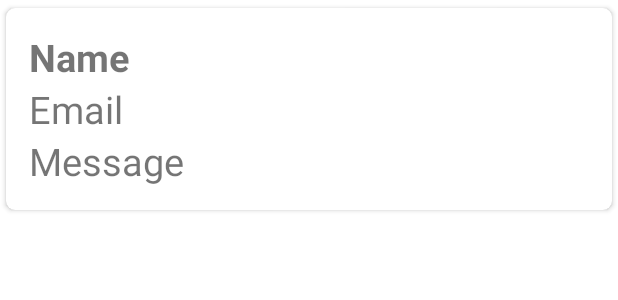
After one commit to IT20609030-Manisha/MADD_KDY_2022_WD01, an Android app: the layout feedback_item.xml on its own in the app's theme, with its tools: preview values and no code run, on a phone screen of 412 x 824 dp. The commit adds this screen. Shown: the top 300 px of the screen. Run offline under Robolectric (Android 15) with nearby library versions, the phone set to English and light mode, and no system bars.

Commit message:
Feedback - insert & display

```diff
--- /dev/null
+++ b/app/src/main/res/layout/feedback_item.xml
@@ -0,0 +1,43 @@
+<?xml version="1.0" encoding="utf-8"?>
+<androidx.cardview.widget.CardView xmlns:android="http://schemas.android.com/apk/res/android"
+    android:layout_width="match_parent"
+    android:layout_height="wrap_content"
+    xmlns:app="http://schemas.android.com/apk/res-auto"
+    app:cardCornerRadius="6dp"
+    android:elevation="6dp"
+    app:cardUseCompatPadding="true">
+
+    <RelativeLayout
+        android:layout_width="match_parent"
+        android:layout_height="wrap_content"
+        android:padding="15dp">
+
+        <TextView
+            android:id="@+id/txtName"
+            android:layout_width="match_parent"
+            android:layout_height="wrap_content"
+            android:text="Name"
+            android:textSize="25sp"
+            android:textStyle="bold" />
+
+        <TextView
+            android:layout_width="match_parent"
+            android:layout_height="wrap_content"
+            android:id="@+id/txtEmail"
+            android:text="Email"
+            android:textSize="25sp"
+            android:layout_below="@id/txtName"
+            />
+
+        <TextView
+            android:layout_width="match_parent"
+            android:layout_height="wrap_content"
+            android:id="@+id/txtMessage"
+            android:text="Message"
+            android:textSize="25sp"
+            android:layout_below="@id/txtEmail"
+            />
+
+    </RelativeLayout>
+
+</androidx.cardview.widget.CardView>
```
Also changed, not shown: app/src/main/java/com/example/navidrawer/Feedback.java (+68 -1 lines), app/src/main/java/com/example/navidrawer/FeedbackAdapter.java (added, +69 -0 lines), app/src/main/java/com/example/navidrawer/FeedbackView.java (added, +49 -0 lines), app/src/main/java/com/example/navidrawer/model/FeedbackCls.java (added, +41 -0 lines), app/src/main/res/layout/activity_feedback.xml (+15 -11 lines), app/src/main/res/layout/activity_feedback_view.xml (added, +17 -0 lines).
